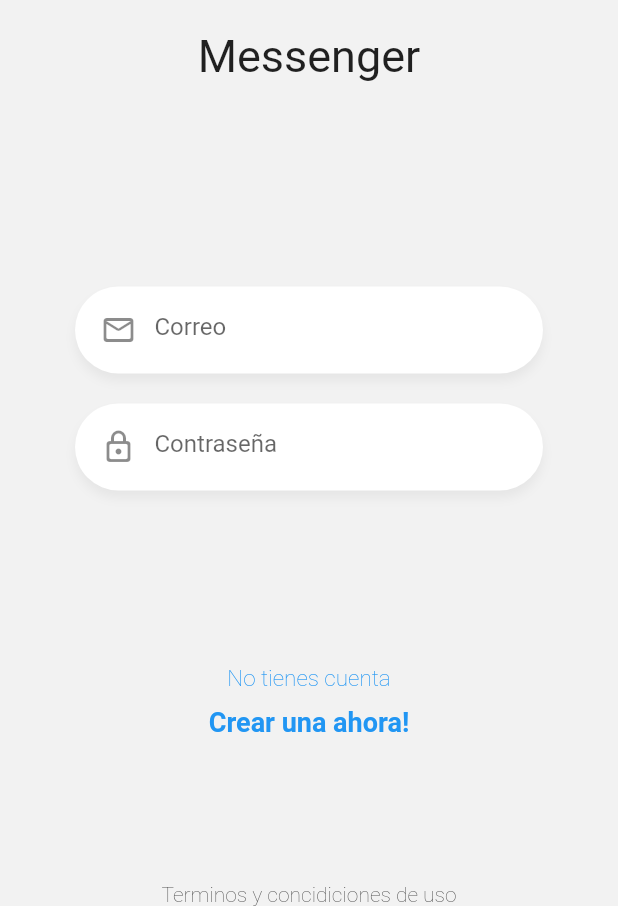
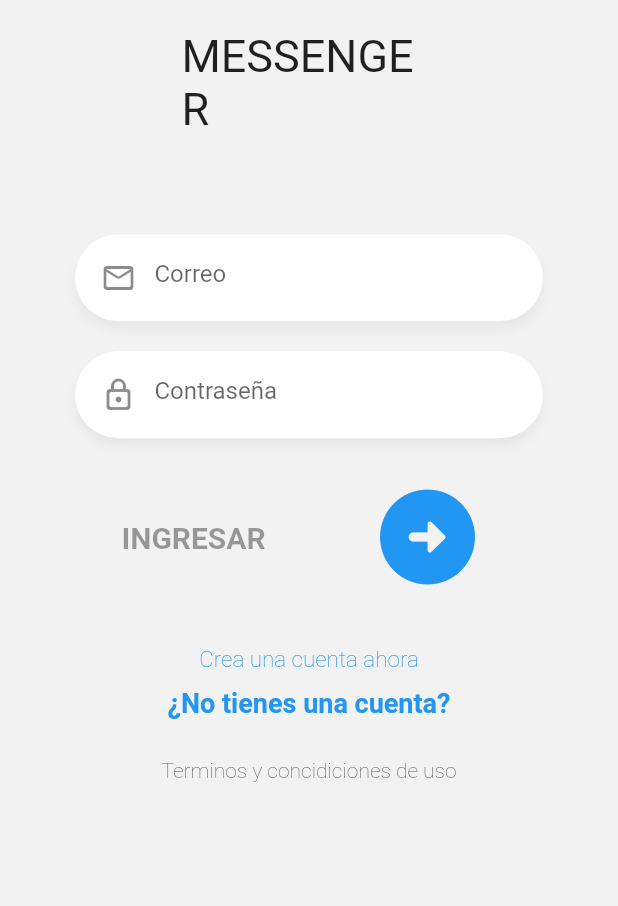
Before and after one commit to milone1/appChat_flutter, a Flutter app: the screen it shows after launch, on a phone screen of 412 x 824 dp, the part 330-1236 px from its top. Run offline on Flutter 3.47's test engine with Material 2 defaults, Android fonts, the phone set to English and light mode, and no system bars.

Commit message:
add screen of register

```diff
--- a/lib/components/form.dart
+++ /dev/null
@@ -1,31 +0,0 @@
-import 'package:appchat_flutter/widgets/custom_input.dart';
-import 'package:flutter/material.dart';
-
-class FormLogin extends StatelessWidget {
-  final emailCtrl = TextEditingController();
-  final passCtrl = TextEditingController();
-  @override
-  Widget build(BuildContext context) {
-    return Container(
-      margin: const EdgeInsets.only(top: 40),
-      padding: const EdgeInsets.symmetric(horizontal: 50),
-      child: Column(
-        children: [
-          CustomInput(
-            icon: Icons.mail_outline_rounded,
-            placeHolder: 'Correo',
-            keyboardType: TextInputType.emailAddress,
-            textController: emailCtrl,
-            isPassword: false,
-          ),
-          CustomInput(
-            icon: Icons.lock_outline_rounded,
-            placeHolder: 'Contraseña',
-            textController: passCtrl,
-            isPassword: true,
-          ),
-        ],
-      ),
-    );
-  }
-}
--- a/lib/screens/login_screen.dart
+++ b/lib/screens/login_screen.dart
@@ -1,7 +1,8 @@
+import 'package:appchat_flutter/widgets/button_login.dart';
+import 'package:appchat_flutter/widgets/custom_input.dart';
 import 'package:flutter/material.dart';
 import 'package:appchat_flutter/widgets/labels_login.dart';
 import 'package:appchat_flutter/widgets/login_image.dart';
-import 'package:appchat_flutter/components/form.dart';
 
 class LoginScreen extends StatelessWidget {
   const LoginScreen({super.key});
@@ -11,12 +12,22 @@
     return Scaffold(
       backgroundColor: const Color(0xfff2f2f2),
       body: SafeArea(
+        child: SingleChildScrollView(
+          physics: const BouncingScrollPhysics(),
+          child: SizedBox(
+            height: MediaQuery.of(context).size.height * 0.90,
             child: Column(
               mainAxisAlignment: MainAxisAlignment.spaceBetween,
               children: <Widget>[
-              const Logo(),
-              FormLogin(),
-              const Labels(),
+                const Logo(
+                  title: 'MESSENGER',
+                ),
+                _Form(),
+                const Labels(
+                  route: 'register',
+                  subtitle: 'Crea una cuenta ahora',
+                  title: '¿No tienes una cuenta?',
+                ),
                 const Text(
                   "Terminos y concidiciones de uso",
                   style: TextStyle(
@@ -26,6 +37,44 @@
               ],
             ),
           ),
+        ),
+      ),
     );
   }
 }
+
+class _Form extends StatelessWidget {
+  final emailCtrl = TextEditingController();
+  final passCtrl = TextEditingController();
+  @override
+  Widget build(BuildContext context) {
+    return Container(
+      margin: const EdgeInsets.only(top: 40),
+      padding: const EdgeInsets.symmetric(horizontal: 50),
+      child: Column(
+        children: [
+          CustomInput(
+            icon: Icons.mail_outline_rounded,
+            placeHolder: 'Correo',
+            keyboardType: TextInputType.emailAddress,
+            textController: emailCtrl,
+            isPassword: false,
+          ),
+          CustomInput(
+            icon: Icons.lock_outline_rounded,
+            placeHolder: 'Contraseña',
+            textController: passCtrl,
+            isPassword: true,
+          ),
+          ButtonLogin(
+            text: 'INGRESAR',
+            onPressed: () {
+              print(emailCtrl.text);
+              print(passCtrl.text);
+            },
+          ),
+        ],
+      ),
+    );
+  }
+}
--- /dev/null
+++ b/lib/widgets/button_login.dart
@@ -0,0 +1,29 @@
+import 'package:flutter/material.dart';
+
+class ButtonLogin extends StatelessWidget {
+  const ButtonLogin({super.key, required this.text, required this.onPressed});
+  final String text;
+  final Function() onPressed;
+  @override
+  Widget build(BuildContext context) {
+    return Row(
+      mainAxisAlignment: MainAxisAlignment.spaceAround,
+      crossAxisAlignment: CrossAxisAlignment.center,
+      children: [
+        Text(
+          text,
+          style: const TextStyle(
+              fontSize: 20, fontWeight: FontWeight.bold, color: Colors.black38),
+        ),
+        IconButton(
+          onPressed: onPressed,
+          iconSize: 76,
+          color: Colors.blue,
+          icon: const Icon(
+            Icons.arrow_circle_right_rounded,
+          ),
+        ),
+      ],
+    );
+  }
+}
--- a/lib/widgets/labels_login.dart
+++ b/lib/widgets/labels_login.dart
@@ -1,31 +1,38 @@
 import 'package:flutter/material.dart';
 
 class Labels extends StatelessWidget {
-  const Labels({super.key});
-
+  const Labels({super.key, required this.route, required this.title, required this.subtitle});
+  final String route;
+  final String title;
+  final String subtitle;
   @override
   Widget build(BuildContext context) {
     return Container(
       child: Column(
-        children: const <Widget>[
+        children: <Widget>[
           Text(
-            "No tienes cuenta",
-            style: TextStyle(
+            subtitle,
+            style: const TextStyle(
               color: Colors.blue,
               fontSize: 15,
               fontWeight: FontWeight.w200,
             ),
           ),
-          SizedBox(
+          const SizedBox(
             height: 10,
           ),
-          Text(
-            'Crear una ahora!',
-            style: TextStyle(
-              color: Colors.blue,
-              fontWeight: FontWeight.bold,
-              fontSize: 18,
+          GestureDetector(
+            child: Text(
+              title,
+              style: const TextStyle(
+                color: Colors.blue,
+                fontWeight: FontWeight.bold,
+                fontSize: 18,
+              ),
             ),
+            onTap: () {
+              Navigator.pushReplacementNamed(context, route);
+            },
           )
         ],
       ),
--- a/lib/widgets/login_image.dart
+++ b/lib/widgets/login_image.dart
@@ -1,8 +1,8 @@
 import 'package:flutter/material.dart';
 
 class Logo extends StatelessWidget {
-  const Logo({super.key});
-
+  const Logo({super.key, required this.title});
+  final String title;
   @override
   Widget build(BuildContext context) {
     return Center(
@@ -10,14 +10,14 @@
         width: 170,
         margin: const EdgeInsets.only(top: 50),
         child: Column(
-          children: const <Widget>[
-            Image(image: AssetImage('assets/icon.png')),
-            SizedBox(
+          children: <Widget>[
+            const Image(image: AssetImage('assets/icon.png')),
+            const SizedBox(
               height: 20,
             ),
             Text(
-              'Messenger',
-              style: TextStyle(
+              title,
+              style: const TextStyle(
                 fontSize: 30,
               ),
             ),
```
Also changed, not shown: lib/screens/register_screen.dart (+80 -7 lines). Lines whose indentation alone changed are shown as unchanged.
